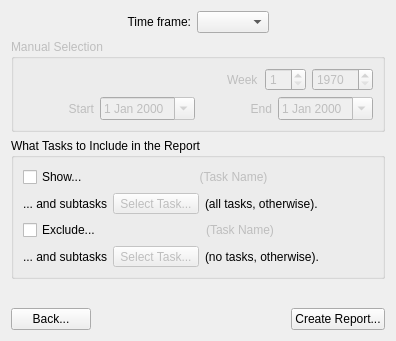
This is Charm/Reports/ActivityReportConfigurationPage.ui in KDAB/Charm as Qt 5 draws it before an edit. The edited form follows.
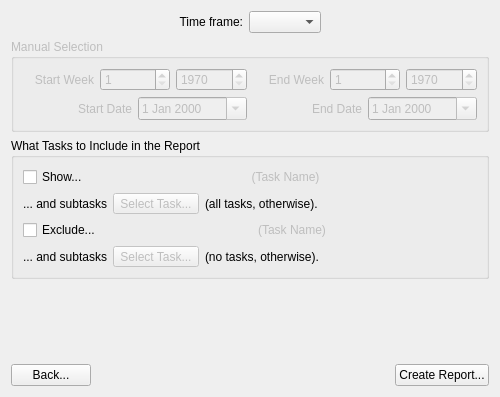
This is the edited form.

Commit message: Modify activity report to allow week and date range selection.

```diff
--- a/Charm/Reports/ActivityReportConfigurationPage.ui
+++ b/Charm/Reports/ActivityReportConfigurationPage.ui
@@ -6,8 +6,8 @@
    <rect>
     <x>0</x>
     <y>0</y>
-    <width>396</width>
-    <height>341</height>
+    <width>500</width>
+    <height>397</height>
    </rect>
   </property>
   <property name="windowTitle">
@@ -69,23 +69,43 @@
       <item>
        <layout class="QHBoxLayout" name="horizontalLayout">
         <item>
-         <spacer name="horizontalSpacer">
-          <property name="orientation">
-           <enum>Qt::Horizontal</enum>
+         <widget class="QLabel" name="labelStartWeek">
+          <property name="text">
+           <string>Start Week</string>
           </property>
-          <property name="sizeHint" stdset="0">
-           <size>
-            <width>40</width>
-            <height>20</height>
-           </size>
+          <property name="alignment">
+           <set>Qt::AlignRight|Qt::AlignTrailing|Qt::AlignVCenter</set>
           </property>
-         </spacer>
+         </widget>
         </item>
         <item>
-         <widget class="QLabel" name="labelWeek">
+         <widget class="QSpinBox" name="spinBoxStartWeek">
+          <property name="minimum">
+           <number>1</number>
+          </property>
+          <property name="maximum">
+           <number>53</number>
+          </property>
+         </widget>
+        </item>
+        <item>
+         <widget class="QSpinBox" name="spinBoxStartYear">
+          <property name="minimum">
+           <number>1970</number>
+          </property>
+          <property name="maximum">
+           <number>10000</number>
+          </property>
+         </widget>
+        </item>
+        <item>
+         <widget class="QLabel" name="labelEndWeek">
           <property name="text">
-           <string>Week</string>
+           <string>End Week</string>
           </property>
+          <property name="alignment">
+           <set>Qt::AlignRight|Qt::AlignTrailing|Qt::AlignVCenter</set>
+          </property>
          </widget>
         </item>
         <item>
@@ -118,7 +138,7 @@
            <string>(events that start at or after...)</string>
           </property>
           <property name="text">
-           <string>Start</string>
+           <string>Start Date</string>
           </property>
           <property name="alignment">
            <set>Qt::AlignRight|Qt::AlignTrailing|Qt::AlignVCenter</set>
@@ -138,7 +158,7 @@
            <string>(events that start before...)</string>
           </property>
           <property name="text">
-           <string>End</string>
+           <string>End Date</string>
           </property>
           <property name="alignment">
            <set>Qt::AlignRight|Qt::AlignTrailing|Qt::AlignVCenter</set>
```
Left out of the diff: 4 changed lines with no effect on the pictures. The commit also changes 3 other files.
